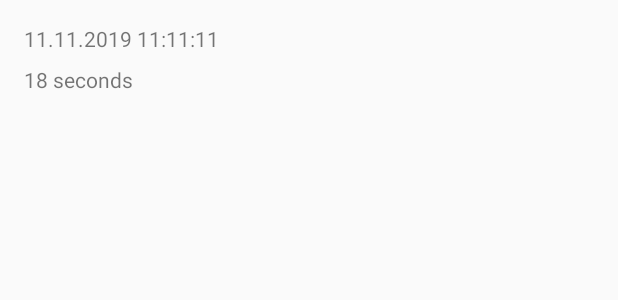
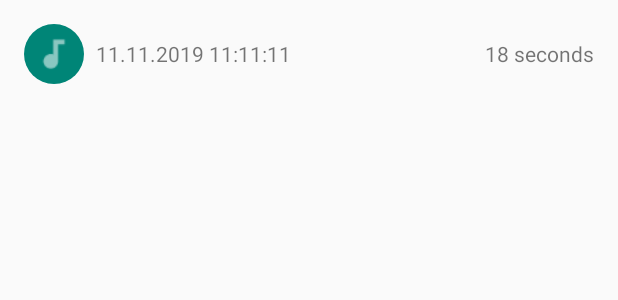
Before and after one commit to moopat/voice-recorder, an Android app: the layout item_recording.xml on its own in the app's theme, with its tools: preview values and no code run, on a phone screen of 412 x 824 dp. Shown: the top 300 px of the screen. Run offline under Robolectric (Android 15) with nearby library versions, the phone set to English and light mode, and no system bars.

Commit message:
Style list of recordings

```diff
--- a/app/src/main/java/at/moop/voicerecorder/adapter/vh/RecordingViewHolder.kt
+++ b/app/src/main/java/at/moop/voicerecorder/adapter/vh/RecordingViewHolder.kt
@@ -1,6 +1,7 @@
 package at.moop.voicerecorder.adapter.vh
 
 import android.view.View
+import android.widget.ImageView
 import android.widget.TextView
 import androidx.recyclerview.widget.RecyclerView
 import at.moop.voicerecorder.R
@@ -12,5 +13,6 @@ class RecordingViewHolder(itemView: View) : RecyclerView.ViewHolder(itemView) {
 
     val tvDuration = itemView.findViewById<TextView>(R.id.tvDuration)
     val tvDate = itemView.findViewById<TextView>(R.id.tvDate)
+    val ivIcon = itemView.findViewById<ImageView>(R.id.ivIcon)
 
 }
--- /dev/null
+++ b/app/src/main/res/drawable/ic_recording_background.xml
@@ -0,0 +1,7 @@
+<?xml version="1.0" encoding="utf-8"?>
+<shape xmlns:android="http://schemas.android.com/apk/res/android"
+    android:shape="oval">
+
+    <solid android:color="?android:colorPrimary" />
+
+</shape>
--- a/app/src/main/res/layout/item_recording.xml
+++ b/app/src/main/res/layout/item_recording.xml
@@ -4,19 +4,28 @@
     android:layout_width="match_parent"
     android:layout_height="wrap_content"
     android:foreground="?android:selectableItemBackground"
-    android:orientation="vertical"
+    android:gravity="center_vertical"
+    android:orientation="horizontal"
     android:padding="16dp">
+
+    <ImageView
+        android:id="@+id/ivIcon"
+        android:layout_width="40dp"
+        android:layout_height="40dp"
+        android:background="@drawable/ic_recording_background"
+        android:src="@drawable/ic_audiotrack" />
 
     <TextView
         android:id="@+id/tvDate"
-        android:layout_width="match_parent"
+        android:layout_width="0dp"
         android:layout_height="wrap_content"
-        android:layout_marginBottom="8dp"
+        android:layout_margin="8dp"
+        android:layout_weight="1"
         tools:text="11.11.2019 11:11:11" />
 
     <TextView
         android:id="@+id/tvDuration"
-        android:layout_width="match_parent"
+        android:layout_width="wrap_content"
         android:layout_height="wrap_content"
         tools:text="18 seconds" />
 
```
Also changed, not shown: app/src/main/java/at/moop/voicerecorder/adapter/RecordingsAdapter.kt (+29 -4 lines), app/src/main/res/drawable-hdpi/ic_audiotrack.png (added), app/src/main/res/drawable-mdpi/ic_audiotrack.png (added), app/src/main/res/drawable-xhdpi/ic_audiotrack.png (added), app/src/main/res/drawable-xxhdpi/ic_audiotrack.png (added), app/src/main/res/drawable-xxxhdpi/ic_audiotrack.png (added).
